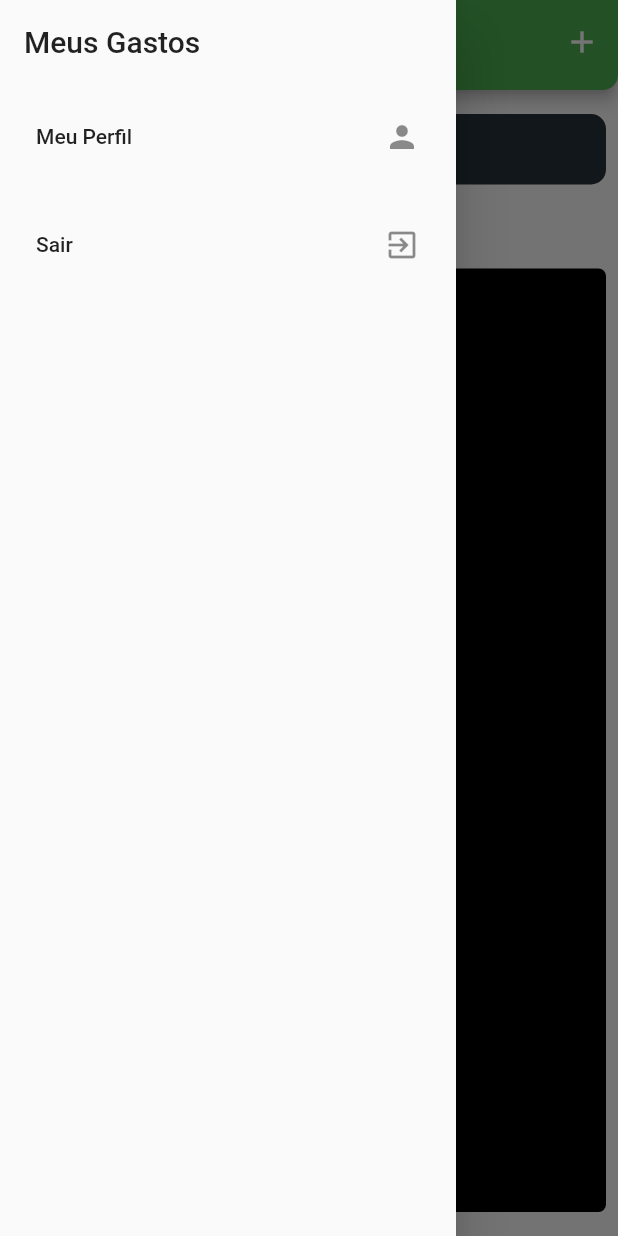
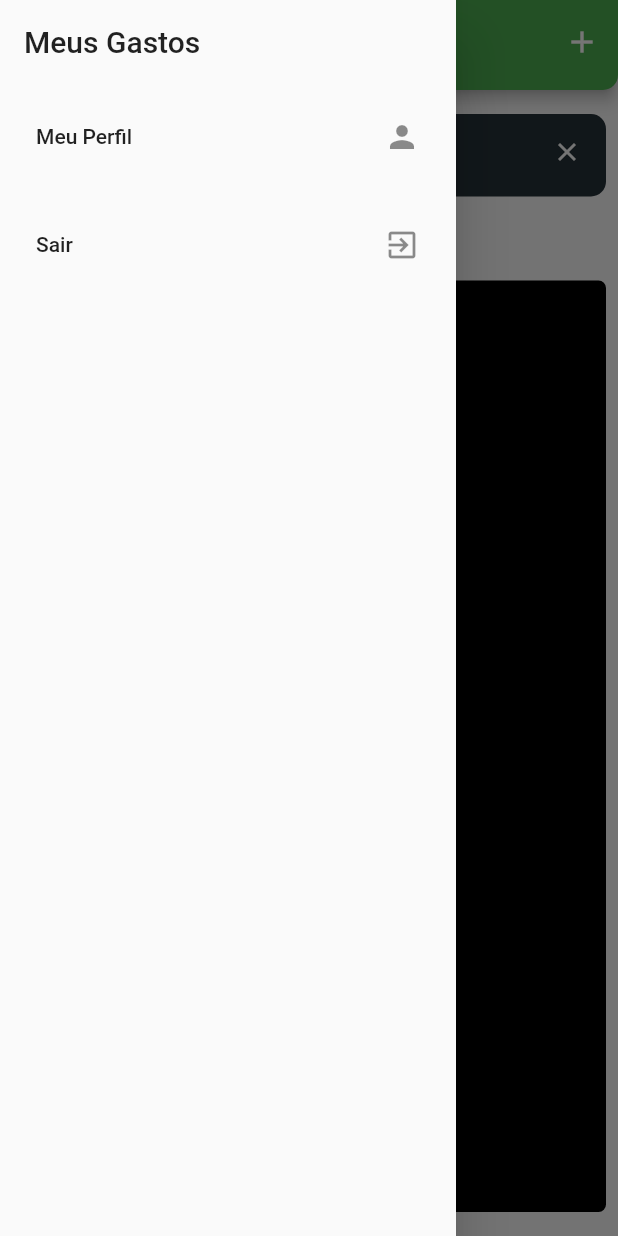
Before and after one commit to Azevedo-Erick/spents-app-front-end, a Flutter app: the screen it shows after launch, with the side drawer open, on a phone screen of 412 x 824 dp. Run offline on Flutter 3.47's test engine with Material 2 defaults, Android fonts, the light colour scheme and no system bars; our stand-ins replace google_fonts; network calls fail.

Commit message:
Melhorias na interface da visão geral e adição de cores para as categorias

```diff
--- a/lib/screens/transactions_overview.dart
+++ b/lib/screens/transactions_overview.dart
@@ -1,5 +1,7 @@
 import 'package:flutter/material.dart';
+import 'package:google_fonts/google_fonts.dart';
 import 'package:provider/provider.dart';
+import 'package:spents_app/models/week_expenses_model.dart';
 import 'package:spents_app/widgets/bar_chart_widget.dart';
 import '../controllers/transactions_overview_controller.dart';
 import '../widgets/category_widget.dart';
@@ -21,6 +23,7 @@ class _TransactionsOverviewState extends State<TransactionsOverview> {
   }
 
   bool showingAll = true;
+  bool seeingWeekExpenses = true;
   @override
   Widget build(BuildContext context) {
     TransactionOverviewController controller =
@@ -84,14 +87,61 @@ class _TransactionsOverviewState extends State<TransactionsOverview> {
       body: Padding(
         padding: EdgeInsets.symmetric(horizontal: 8, vertical: 16),
         child: Column(children: [
-          BarChartWidget(weekExpenses: controller.weekExpenses),
+          seeingWeekExpenses
+              ? Stack(children: [
+                  BarChartWidget(weekExpenses: controller.weekExpenses),
+                  Positioned(
+                      top: 1,
+                      right: 2,
+                      child: IconButton(
+                          onPressed: () {
+                            setState(() {
+                              seeingWeekExpenses = false;
+                            });
+                          },
+                          icon: Icon(Icons.close),
+                          iconSize: 20,
+                          color: Colors.white)),
+                ])
+              : Container(
+                  width: double.infinity,
+                  decoration: BoxDecoration(
+                    color: Colors.blueGrey.shade900,
+                    borderRadius: BorderRadius.circular(10),
+                  ),
+                  padding: EdgeInsets.symmetric(horizontal: 16, vertical: 16),
+                  child: Stack(
+                    children: [
+                      Positioned(
+                          top: -10,
+                          right: -10,
+                          child: IconButton(
+                              onPressed: () {
+                                setState(() {
+                                  seeingWeekExpenses = true;
+                                });
+                              },
+                              icon: Icon(Icons.crop_square_rounded),
+                              iconSize: 20,
+                              color: Colors.white)),
+                      Center(
+                        child: Text(
+                          'Gasto Semanal',
+                          style: GoogleFonts.nunito(
+                            color: Colors.white,
+                            fontSize: 21,
+                            fontWeight: FontWeight.w300,
+                          ),
+                        ),
+                      ),
+                    ],
+                  )),
           const SizedBox(height: 20),
           Expanded(
-            flex: 1,
             child: Column(children: [
               controller.categories.isNotEmpty
                   ? Expanded(
-                      flex: 1,
+                      flex: seeingWeekExpenses ? 2 : 1,
                       child: Container(
                         padding: const EdgeInsets.symmetric(
                             horizontal: 8, vertical: 10),
@@ -112,18 +162,18 @@ class _TransactionsOverviewState extends State<TransactionsOverview> {
                           physics: const ScrollPhysics(
                               parent: BouncingScrollPhysics()),
                           itemBuilder: (BuildContext context, int index) {
-                            return GestureDetector(
-                                onTap: (() {}),
+                            return TextButton(
+                                onPressed: (() {
+                                  controller.filterTransactionsByCategory(
+                                      controller.categories[index]);
+                                  setState(() {
+                                    showingAll = !showingAll;
+                                  });
+                                }),
                                 child: CategoryWidget(
-                                    name: controller.categories[index].name,
-                                    onPressed: () {
-                                      controller.filterTransactionsByCategory(
-                                          controller.categories[index]);
-                                      print("a");
-                                      setState(() {
-                                        showingAll = !showingAll;
-                                      });
-                                    }));
+                                  name: controller.categories[index].name,
+                                  color: controller.categories[index].color,
+                                ));
                           },
                           itemCount: controller.categories.length,
                         ),
@@ -133,7 +183,7 @@ class _TransactionsOverviewState extends State<TransactionsOverview> {
                     ),
               const SizedBox(height: 20),
               Expanded(
-                flex: 5,
+                flex: 9,
                 child: Ink(
                   padding:
                       const EdgeInsets.symmetric(horizontal: 20, vertical: 10),
--- a/lib/widgets/bar_chart_widget.dart
+++ b/lib/widgets/bar_chart_widget.dart
@@ -30,8 +30,9 @@ class _BarChartWidgetState extends State<BarChartWidget> {
         color: Colors.blueGrey.shade900,
         borderRadius: BorderRadius.circular(10),
       ),
-      padding: EdgeInsets.symmetric(horizontal: 16, vertical: 4),
+      padding: EdgeInsets.symmetric(horizontal: 16, vertical: 8),
       child: Column(
+        mainAxisAlignment: MainAxisAlignment.spaceBetween,
         children: [
           Text(
             'Gasto Semanal',
@@ -52,9 +53,11 @@ class _BarChartWidgetState extends State<BarChartWidget> {
                   amountSpent += value.value;
                 });
                 return _BarWidget(
-                    mostExpensive: mostExpensive,
-                    label: e.weekDay.substring(0, 3),
-                    amountSpent: amountSpent);
+                  mostExpensive: mostExpensive,
+                  label: e.weekDay.substring(0, 3),
+                  amountSpent: amountSpent,
+                  width: MediaQuery.of(context).size.width * 0.02,
+                );
               }).toList()
             ],
           )
@@ -68,14 +71,15 @@ class _BarWidget extends StatelessWidget {
   final String label;
   final double amountSpent;
   final double mostExpensive;
-
+  final double width;
   final double _maxHeight = 150;
 
   const _BarWidget(
       {Key? key,
       required this.label,
       required this.amountSpent,
-      required this.mostExpensive})
+      required this.mostExpensive,
+      required this.width})
       : super(key: key);
   @override
   Widget build(BuildContext context) {
@@ -94,7 +98,7 @@ class _BarWidget extends StatelessWidget {
         ),
         Container(
           height: barHeight,
-          width: 16,
+          width: width,
           decoration: BoxDecoration(
             color: Colors.green,
             borderRadius: BorderRadius.circular(8),
```
Also changed, not shown: lib/controllers/transactions_overview_controller.dart (+34 -0 lines), lib/screens/new_data.dart (+86 -0 lines), lib/widgets/category_widget.dart (+5 -4 lines).
